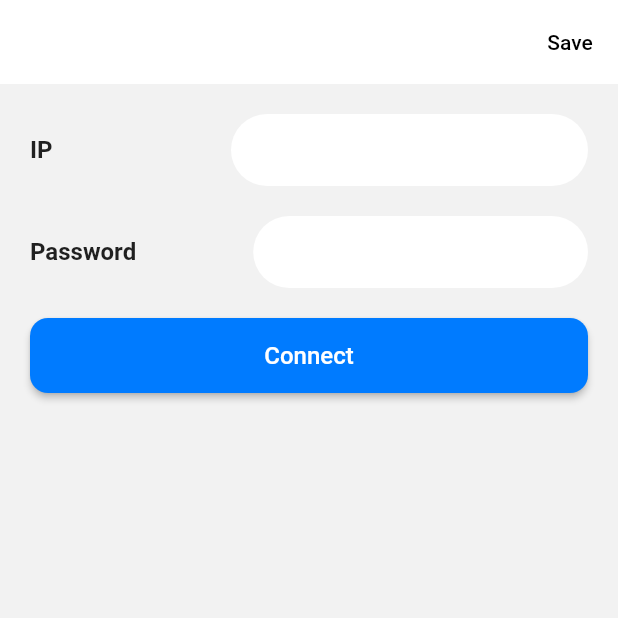
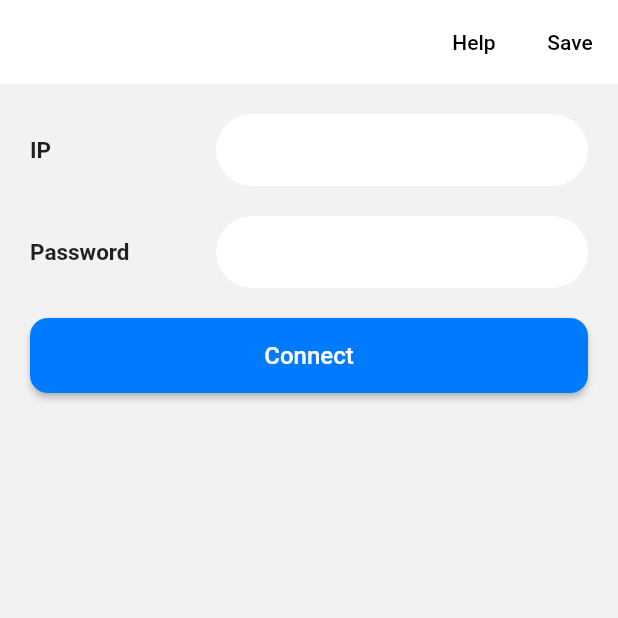
Before and after one commit to asdwoo123/seojun_datalocal_app, a Flutter app: the screen it shows after launch, item 4 of the bottom bar chosen, on a phone screen of 412 x 824 dp, the top half of it. Run offline on Flutter 3.47's test engine with Material 2 defaults, Android fonts, the phone set to English and light mode, and no system bars; our stand-ins replace fluttertoast, shared_preferences, socket_io_client; missing offline and left inert: adaptive_action_sheet, flutter_mjpeg, kakao_flutter_sdk; Roboto replaces fonts that are missing (NotoSansCJKkr).

Commit message:
2022 05 02

```diff
--- a/lib/components/Custom_FormField.dart
+++ b/lib/components/Custom_FormField.dart
@@ -1,9 +1,11 @@
 import 'package:flutter/material.dart';
 
-Widget CustomFormField({ password = false, double? circular, String hintText = '', double padding = 12.0, required TextEditingController controller, required onChange, required onPressed}) {
+Widget CustomFormField({ password = false, double? circular, String hintText = '', number = false,
+  double padding = 14.0, required TextEditingController controller, required onChange, required onPressed}) {
   return SizedBox(
     child: TextFormField(
       obscureText: password,
+    keyboardType: (number) ? TextInputType.number : TextInputType.text,
     decoration: InputDecoration(
       border: OutlineInputBorder(
         borderRadius: BorderRadius.circular(circular ?? 24.0),
--- a/lib/components/Custom_label.dart
+++ b/lib/components/Custom_label.dart
@@ -9,6 +9,6 @@ class CustomLabel extends StatelessWidget {
 
   @override
   Widget build(BuildContext context) {
-    return Text(text, style: TextStyle(fontSize: fontSize ?? 16, fontWeight: fontWeight ?? FontWeight.bold));
+    return Text(text, style: TextStyle(fontSize: fontSize ?? 15, fontWeight: fontWeight ?? FontWeight.bold));
   }
 }
--- a/lib/main.dart
+++ b/lib/main.dart
@@ -13,7 +13,8 @@ class MyApp extends StatelessWidget {
   // This widget is the root of your application.
   @override
   Widget build(BuildContext context) {
-    return MaterialApp(
+    return
+       MaterialApp(
         title: 'STS IOT',
         debugShowCheckedModeBanner: false,
         theme: ThemeData(
--- a/lib/model/Settings.dart
+++ b/lib/model/Settings.dart
@@ -3,6 +3,7 @@ import 'package:flutter/cupertino.dart';
 class Settings {
   String endpoint = '';
   int port = 3000;
+  bool camera = true;
   late Pantilt pantilt;
   late Remote remote;
   late Save save;
@@ -13,6 +14,7 @@ class Settings {
   Settings.fromJson(Map<String, dynamic> json) {
     endpoint = json['endpoint'];
     port = json['port'];
+    camera = json['camera'];
     pantilt = Pantilt.fromJson(json['pantilt']);
     remote = Remote.fromJson(json['remote']);
     save = Save.fromJson(json['save']);
@@ -24,7 +26,7 @@ class Settings {
   }
 
   Map<String, dynamic> toJson() =>
-      {'endpoint': endpoint, 'port': port, 'pantilt': pantilt.toJson(), 'remote': remote.toJson(), 'save': save.toJson(),
+      {'endpoint': endpoint, 'port': port, 'camera': camera, 'pantilt': pantilt.toJson(), 'remote': remote.toJson(), 'save': save.toJson(),
       'node': node.map((e) => e.toJson()).toList()};
 }
 
--- a/lib/model/Station.dart
+++ b/lib/model/Station.dart
@@ -2,12 +2,16 @@ class Station {
   late String stationName;
   late String connectIp;
   bool isConnect = false;
+  bool isCamera = true;
+  bool isRemote = true;
   late List<StationData> stationInfo;
   late Map<String, dynamic> data;
 
   Station.fromJson(Map<String, dynamic> json) {
     stationName = json['stationName'];
     connectIp = json['connectIp'];
+    isCamera = json['isCamera'];
+    isRemote = json['isRemote'];
     if (json['stationData'] != null) {
       stationInfo = [];
       json['stationData'].forEach((v) {
--- a/lib/pages/History.dart
+++ b/lib/pages/History.dart
@@ -16,7 +16,7 @@ class HistoryPage extends StatefulWidget {
 }
 
 class _HistoryPageState extends State<HistoryPage> {
-  late Future myFuture;
+  Future? myFuture;
   List<Station> _projects = [];
   int _stationIndex = 0;
   int _page = 0;
@@ -134,7 +134,6 @@ class _HistoryPageState extends State<HistoryPage> {
       }
     });
     _getUser();
-    myFuture = _getData();
     super.initState();
   }
 
@@ -238,6 +237,7 @@ class _HistoryPageState extends State<HistoryPage> {
             ],
           ),
         ),
+        (myFuture != null) ?
         FutureBuilder(
             future: myFuture,
             builder: (BuildContext context, AsyncSnapshot snapshot) {
@@ -262,7 +262,7 @@ class _HistoryPageState extends State<HistoryPage> {
                   ),
                 );
               }
-            }),
+            }) : Container(),
         (_isLoading) ? Container(
             height: 80,
             child: Center(
--- a/lib/pages/home.dart
+++ b/lib/pages/home.dart
@@ -1,6 +1,5 @@
 import 'package:flutter/material.dart';
 import 'package:seojun_datalocal_app/pages/History.dart';
-import 'package:seojun_datalocal_app/pages/kakao.dart';
 import 'package:seojun_datalocal_app/pages/monitor.dart';
 import 'package:seojun_datalocal_app/pages/project.dart';
 import 'package:seojun_datalocal_app/pages/setting.dart';
--- a/lib/pages/setting.dart
+++ b/lib/pages/setting.dart
@@ -4,6 +4,7 @@ import 'package:flutter/material.dart';
 import 'package:fluttertoast/fluttertoast.dart';
 import 'package:http/http.dart' as http;
 import 'package:seojun_datalocal_app/model/Settings.dart';
+import 'package:seojun_datalocal_app/pages/manual.dart';
 
 import '../components/Custom_FormField.dart';
 import '../components/Custom_label.dart';
@@ -52,6 +53,11 @@ class _SettingPageState extends State<SettingPage> {
   }
 
   void _saveSettings() async {
+    if (_settingsData!.pantilt.active) {
+      var speed = _settingsData!.pantilt.speed;
+      var length = _settingsData!.pantilt.length;
+    }
+
     http.Response res = await http.post(
         Uri.parse('http://' + _connectIp + '/settings'),
         headers: {
@@ -87,6 +93,15 @@ class _SettingPageState extends State<SettingPage> {
             ),*/
             actions: [
               TextButton(
+                  onPressed: () {
+                    Navigator.of(context).push(
+                        MaterialPageRoute(builder: (_) => const ManualPage()));
+                  },
+                  child: const Text(
+                    'Help',
+                    style: TextStyle(color: Colors.black),
+                  )),
+              TextButton(
                   onPressed: _saveSettings,
                   child: const Text(
                     'Save',
@@ -103,8 +118,9 @@ class _SettingPageState extends State<SettingPage> {
               children: [
                 Row(
                   children: [
-                    CustomLabel(text: 'IP'),
-                    Spacer(),
+                    Expanded(
+                      child: CustomLabel(text: 'IP'),
+                    ),
                     Expanded(
                         flex: 2,
                         child: CustomFormField(
@@ -127,9 +143,8 @@ class _SettingPageState extends State<SettingPage> {
                 Row(
                   children: <Widget>[
                     Expanded(flex: 1, child: CustomLabel(text: 'Password')),
-                    Spacer(),
                     Expanded(
-                        flex: 3,
+                        flex: 2,
                         child: CustomFormField(
                             password: true,
                             controller: _passwordController,
@@ -173,10 +188,11 @@ class _SettingPageState extends State<SettingPage> {
                         children: <Widget>[
                           Row(
                             children: [
-                              Text('EndPoint'),
-                              Spacer(),
                               Expanded(
-                                  flex: 5,
+                                child: Text('EndPoint'),
+                              ),
+                              Expanded(
+                                  flex: 3,
                                   child: CustomFormField(
                                       controller:
                                           _settingsData!.endpointController,
@@ -197,8 +213,7 @@ class _SettingPageState extends State<SettingPage> {
                           ),
                           Row(
                             children: [
-                              Text('port'),
-                              Spacer(),
+                              Expanded(child: Text('Port')),
                               Expanded(
                                   child: CustomFormField(
                                       controller: _settingsData!.portController,
@@ -218,8 +233,24 @@ class _SettingPageState extends State<SettingPage> {
                           SizedBox(
                             height: 10,
                           ),
+                          Row(
+                            children: [
+                              Expanded(child: Text('Camera')),
+                              Spacer(),
+                              Switch(
+                                  value: _settingsData!.camera,
+                                  onChanged: (value) {
+                                    setState(() {
+                                      _settingsData!.camera = value;
+                                    });
+                                  })
+                            ],
+                          ),
+                          SizedBox(
+                            height: 10,
+                          ),
                           Text(
-                            'Camera & Pantilt',
+                            'Pantilt',
                             style: TextStyle(fontWeight: FontWeight.bold),
                           ),
                           Row(
@@ -240,10 +271,10 @@ class _SettingPageState extends State<SettingPage> {
                           ),
                           Row(
                             children: <Widget>[
-                              Text('Length'),
-                              Spacer(),
+                              Expanded(child: Text('Length')),
                               Expanded(
                                   child: CustomFormField(
+                                      number: true,
                                       controller: _settingsData!
                                           .pantilt.speedController,
                                       onChange: (value) {
@@ -264,10 +295,10 @@ class _SettingPageState extends State<SettingPage> {
                           ),
                           Row(
                             children: <Widget>[
-                              Text('Speed'),
-                              Spacer(),
+                              Expanded(child: Text('Speed')),
                               Expanded(
                                   child: CustomFormField(
+                                    number: true,
                                       controller: _settingsData!
                                           .pantilt.speedController,
                                       onChange: (value) {
@@ -305,8 +336,7 @@ class _SettingPageState extends State<SettingPage> {
                           ),
                           Row(
                             children: <Widget>[
-                              Text('start'),
-                              Spacer(),
+                              Expanded(child: Text('start')),
                               Expanded(
                                   flex: 2,
                                   child: CustomFormField(
@@ -329,8 +359,7 @@ class _SettingPageState extends State<SettingPage> {
                           ),
                           Row(
                             children: <Widget>[
-                              Text('reset'),
-                              Spacer(),
+                              Expanded(child: Text('reset')),
                               Expanded(
                                   flex: 2,
                                   child: CustomFormField(
@@ -353,8 +382,7 @@ class _SettingPageState extends State<SettingPage> {
                           ),
                           Row(
                             children: <Widget>[
-                              Text('stop'),
-                              Spacer(),
+                              Expanded(child: Text('stop')),
                               Expanded(
                                   flex: 2,
                                   child: CustomFormField(
@@ -394,8 +422,7 @@ class _SettingPageState extends State<SettingPage> {
                           ),
                           Row(
                             children: <Widget>[
-                              Text('Table'),
-                              Spacer(),
+                              Expanded(child: Text('Table')),
                               Expanded(
                                   flex: 2,
                                   child: CustomFormField(
@@ -418,8 +445,7 @@ class _SettingPageState extends State<SettingPage> {
                           ),
                           Row(
                             children: <Widget>[
-                              Text('Complete'),
-                              Spacer(),
+                              Expanded(child: Text('Complete')),
                               Expanded(
                                   flex: 2,
                                   child: CustomFormField(
@@ -544,7 +570,7 @@ class _SettingPageState extends State<SettingPage> {
                                     _settingsData!.node.add(Node.fromJson({
                                       'name': '',
                                       'nodeId': '',
-                                      'active': true
+                                      'value': true
                                     }));
                                   });
                                 },
```
Also changed, not shown: lib/pages/helpOne.dart (added, +27 -0 lines), lib/pages/helpTwo.dart (added, +27 -0 lines), lib/pages/manual.dart (added, +67 -0 lines), lib/pages/monitor.dart (+19 -9 lines), lib/pages/project.dart (+10 -4 lines), pubspec.yaml (+5 -4 lines), assets/setting1.png (added), pubspec.lock, 1 other file. Lines whose indentation alone changed are shown as unchanged.
